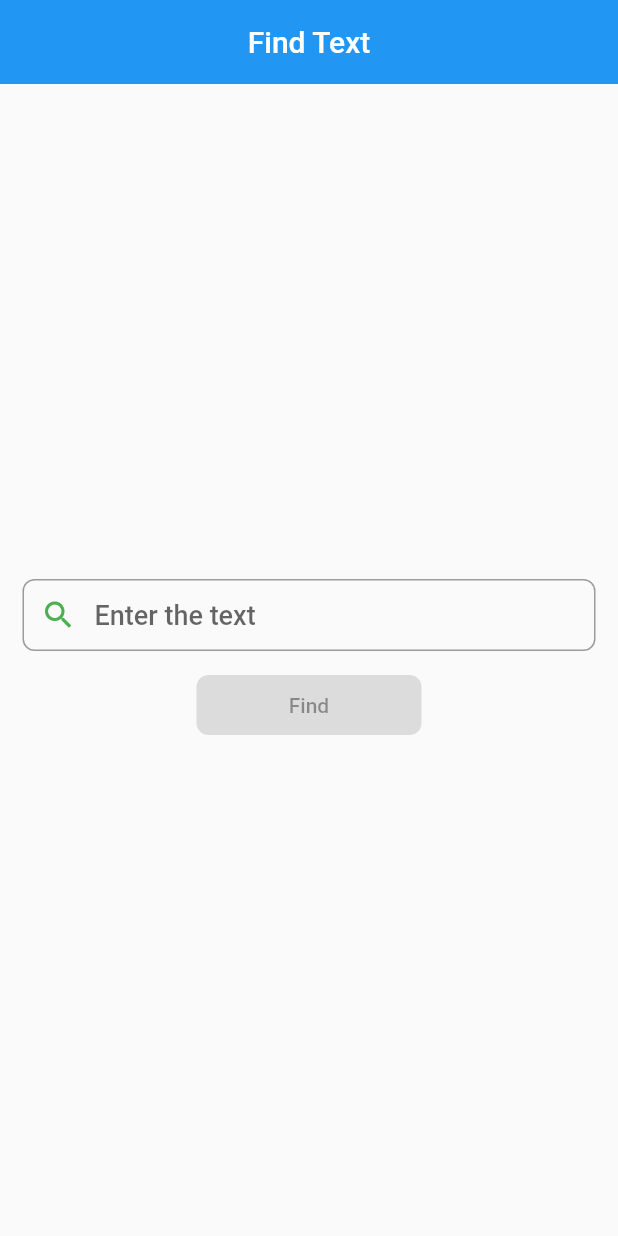
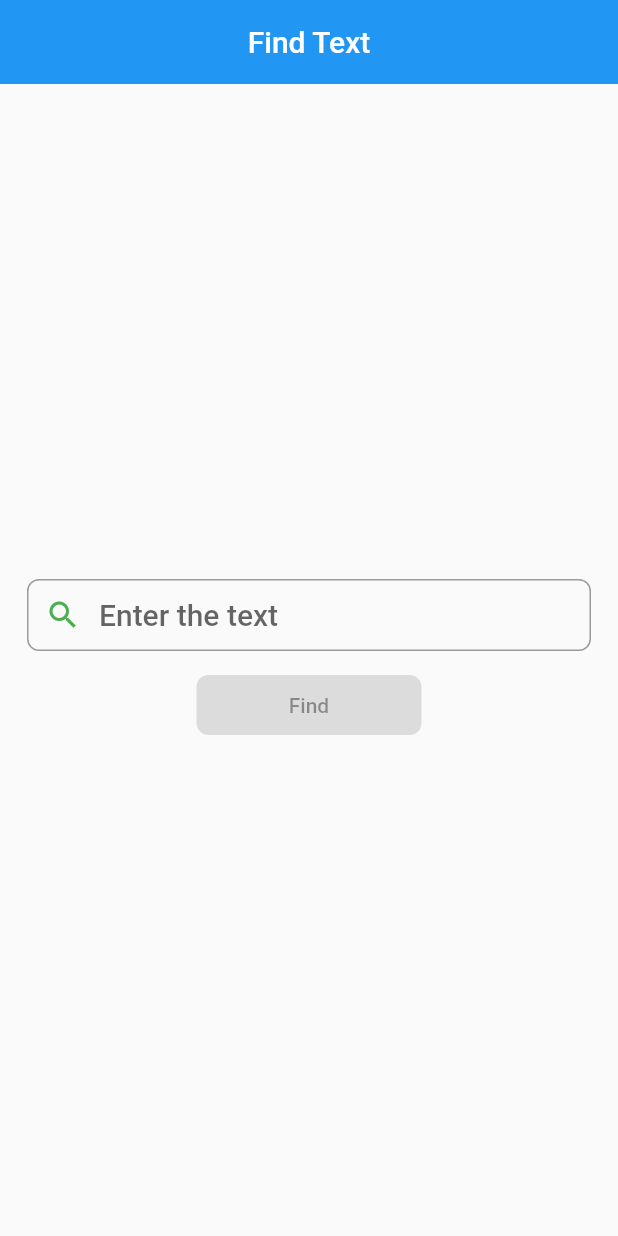
Before and after one commit to TanuJain2002/Text_Finder, a Flutter app: the screen it shows after launch, on a phone screen of 412 x 824 dp. Run offline on Flutter 3.47's test engine with Material 2 defaults, Android fonts, the phone set to English and light mode, and no system bars; our stand-ins replace camera; missing offline and left inert: google_mlkit_text_recognition.

Commit message:
second commit

```diff
--- a/lib/main.dart
+++ b/lib/main.dart
@@ -44,12 +44,12 @@ class _HomeState extends State<Home> {
         child: Center(
           child: SingleChildScrollView(
             child: Padding(
-              padding: const EdgeInsets.all(15.0),
+              padding: const EdgeInsets.all(18.0),
               child: Column(
                 children: [
                   TextField(
                     style: const TextStyle(
-                        fontSize: 18, fontWeight: FontWeight.w500),
+                        fontSize: 20, fontWeight: FontWeight.w500),
                     decoration: const InputDecoration(
                       border: OutlineInputBorder(
                         borderRadius: BorderRadius.all(Radius.circular(8.0)),
--- a/lib/text_detector_paint.dart
+++ b/lib/text_detector_paint.dart
@@ -17,7 +17,7 @@ class TextRecognizerPainter extends CustomPainter {
   void paint(Canvas canvas, Size size) {
     final Paint paint = Paint()
       ..style = PaintingStyle.stroke
-      ..strokeWidth = 3.0
+      ..strokeWidth = 8.0
       ..color = Colors.red;
 
     final Paint background = Paint()..color = Color(0x99000000);
```
